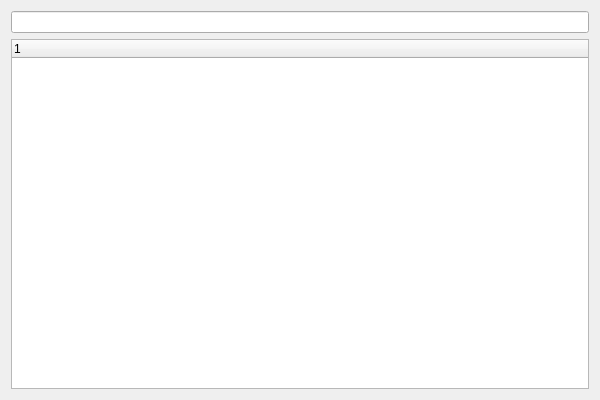
This is src/Core/MainWidget/PluginWidget.ui in august295/EasyPluginFramework as Qt 5 draws it before an edit. The edited form follows.
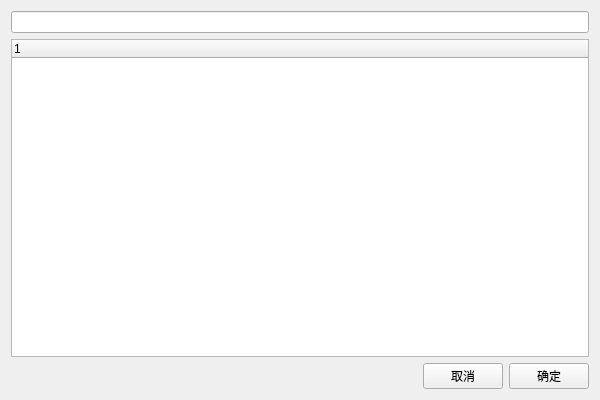
This is the edited form.

What changed in the file:
```diff
--- a/src/Core/MainWidget/PluginWidget.ui
+++ b/src/Core/MainWidget/PluginWidget.ui
@@ -26,6 +26,37 @@
      </column>
     </widget>
    </item>
+   <item row="2" column="0">
+    <layout class="QHBoxLayout" name="horizontalLayout">
+     <item>
+      <spacer name="horizontalSpacer">
+       <property name="orientation">
+        <enum>Qt::Horizontal</enum>
+       </property>
+       <property name="sizeHint" stdset="0">
+        <size>
+         <width>40</width>
+         <height>20</height>
+        </size>
+       </property>
+      </spacer>
+     </item>
+     <item>
+      <widget class="QPushButton" name="pushButton_cancel">
+       <property name="text">
+        <string>取消</string>
+       </property>
+      </widget>
+     </item>
+     <item>
+      <widget class="QPushButton" name="pushButton_ok">
+       <property name="text">
+        <string>确定</string>
+       </property>
+      </widget>
+     </item>
+    </layout>
+   </item>
   </layout>
  </widget>
  <layoutdefault spacing="6" margin="11"/>
```
